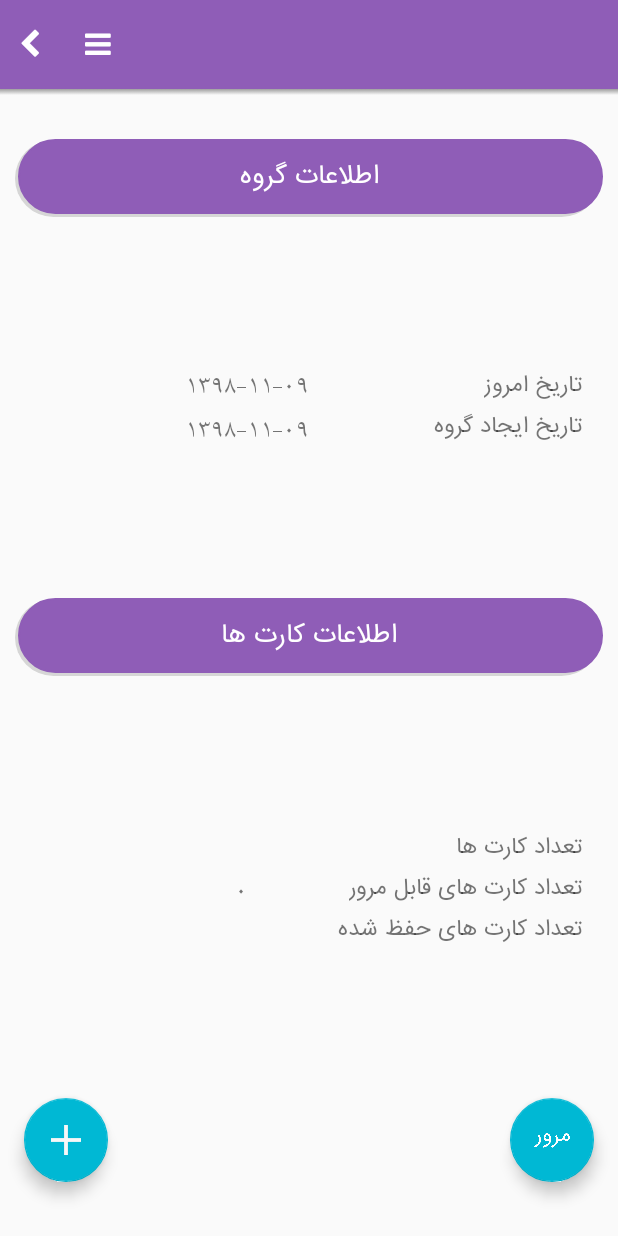
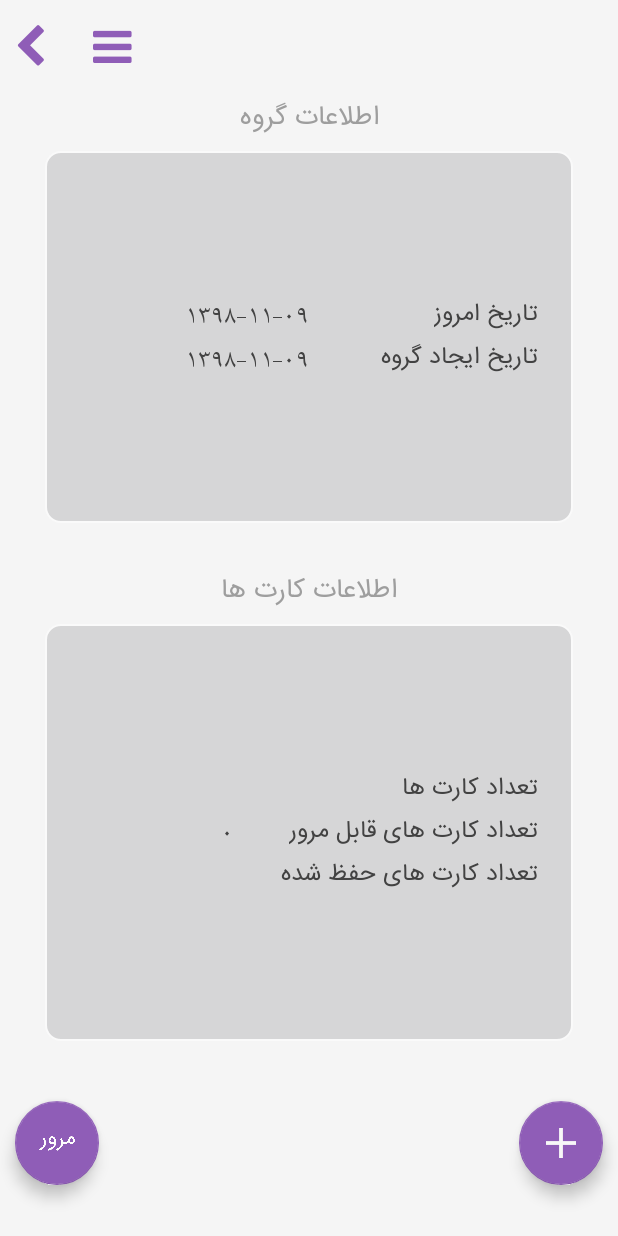
Before and after one commit to nadia-am/Android-lietnerBox, an Android app: the SelectedGroupActivity screen opened directly, with no data from a screen before it, on a phone screen of 412 x 824 dp. Run offline under Robolectric (Android 15) with nearby library versions, the phone set to English and light mode, and no system bars; libraries missing offline, so code that uses them is left out: de.greenrobot.dao; 10 statements that could not run were skipped.

Commit message:
SelectedGroupActivity design changed

```diff
--- a/app/src/main/java/com/example/nadia/lietner_box/SelectedGroupActivity.java
+++ b/app/src/main/java/com/example/nadia/lietner_box/SelectedGroupActivity.java
@@ -29,7 +29,7 @@ import com.example.nadia.lietner_box.models.card;
 import com.example.nadia.lietner_box.models.cardDao;
 import com.example.nadia.lietner_box.models.group;
 import com.example.nadia.lietner_box.models.groupDao;
-import com.getbase.floatingactionbutton.FloatingActionButton;
+import com.google.android.material.floatingactionbutton.FloatingActionButton;
 
 import java.text.DateFormat;
 import java.text.SimpleDateFormat;
--- /dev/null
+++ b/app/src/main/res/drawable/round_border_rec.xml
@@ -0,0 +1,7 @@
+<?xml version="1.0" encoding="UTF-8"?>
+<shape xmlns:android="http://schemas.android.com/apk/res/android">
+    <solid android:color="@color/white"/>
+    <stroke android:width="1dp" android:color="@color/gray90" />
+    <corners android:radius="10dp"/>
+    <padding android:left="0dp" android:top="0dp" android:right="0dp" android:bottom="0dp" />
+</shape>
--- a/app/src/main/res/layout/activity_selected_group.xml
+++ b/app/src/main/res/layout/activity_selected_group.xml
@@ -1,352 +1,287 @@
 <?xml version="1.0" encoding="utf-8"?>
 <LinearLayout xmlns:android="http://schemas.android.com/apk/res/android"
+    xmlns:app="http://schemas.android.com/apk/res-auto"
+    xmlns:tools="http://schemas.android.com/tools"
     android:layout_width="match_parent"
     android:layout_height="match_parent"
-    xmlns:app="http://schemas.android.com/apk/res-auto"
-    android:orientation="vertical"
-    android:background="#FAFAFA">
+    android:background="@color/bg_gray"
+    android:orientation="vertical">
 
     <RelativeLayout
-        android:orientation="horizontal"
+        android:id="@+id/rel_header"
         android:layout_width="match_parent"
         android:layout_height="40dp"
-        android:background="#8f5db7"
         android:layout_gravity="top"
         android:layout_weight="1"
-        android:id="@+id/rel_header">
+        android:orientation="horizontal">
 
         <TextView
+            android:id="@+id/tv_menu"
             android:layout_width="wrap_content"
             android:layout_height="wrap_content"
-            android:id="@+id/tv_menu"
-            android:textColor="#ffffff"
-            android:textStyle="bold"
-            android:textSize="20dp"
-            android:gravity="center_vertical|center_horizontal"
             android:layout_alignParentRight="true"
             android:layout_centerInParent="true"
-            android:layout_marginRight="10dp" />
+            android:layout_marginRight="10dp"
+            android:gravity="center_vertical|center_horizontal"
+            android:textColor="#ffffff"
+            android:textSize="20dp"
+            android:textStyle="bold"
+            android:visibility="invisible" />
 
         <FrameLayout
+            android:id="@+id/flBack"
             android:layout_width="40dp"
             android:layout_height="match_parent"
-            android:id="@+id/flBack"
+            android:layout_alignParentLeft="true"
             android:layout_centerInParent="true"
-            android:layout_alignParentLeft="true"
-            android:gravity="left|center_vertical|center_horizontal"
-            android:layout_marginRight="5dp">
+            android:layout_marginRight="5dp"
+            android:gravity="left|center_vertical|center_horizontal">
+
             <TextView
+                android:id="@+id/tv_db"
                 android:layout_width="wrap_content"
                 android:layout_height="wrap_content"
-                android:id="@+id/tv_db"
-                android:textSize="20dp"
-                android:textColor="#ffffff"
                 android:layout_centerInParent="true"
+                android:layout_gravity="center"
                 android:gravity="center_vertical|center|center_horizontal"
-                android:layout_gravity="center" />
+                android:textColor="@color/perple"
+                android:textSize="30sp" />
 
         </FrameLayout>
+
         <FrameLayout
+            android:id="@+id/fl_setting"
             android:layout_width="40dp"
             android:layout_height="match_parent"
-            android:id="@+id/fl_setting"
             android:layout_centerInParent="true"
-            android:gravity="center_vertical|center_horizontal"
-            android:layout_toRightOf="@+id/flBack">
+            android:layout_marginLeft="10dp"
+            android:layout_toRightOf="@+id/flBack"
+            android:gravity="center_vertical|center_horizontal">
+
             <TextView
+                android:id="@+id/tv_setting"
                 android:layout_width="wrap_content"
                 android:layout_height="wrap_content"
-                android:id="@+id/tv_setting"
+                android:layout_centerInParent="true"
+                android:layout_gravity="center"
                 android:layout_toRightOf="@+id/flBack"
-                android:textSize="20dp"
-                android:textColor="#ffffff"
-                android:layout_centerInParent="true"
                 android:gravity="center_vertical|center|center_horizontal"
-                android:layout_gravity="center" />
+                android:textColor="@color/perple"
+                android:textSize="30sp" />
         </FrameLayout>
 
     </RelativeLayout>
-    <LinearLayout
-        android:orientation="horizontal"
-        android:layout_width="fill_parent"
-        android:layout_height="4dp"
-        android:background="@drawable/gradient_reg"
-        android:layout_alignParentTop="true"
-        android:layout_alignParentLeft="true"
-        android:layout_alignParentStart="true"
-        android:id="@+id/linlayout">
 
-    </LinearLayout>
+    <TextView
+        android:id="@+id/tv_groupInfo"
+        android:layout_width="match_parent"
+        android:layout_height="wrap_content"
+        android:layout_marginBottom="5dp"
+        android:gravity="center"
+        android:textColor="@color/gray300"
+        android:textSize="18sp"
+        android:textStyle="bold"
+        tools:text="اطلاعات گروه" />
 
 
-    <RelativeLayout
+    <LinearLayout
         android:layout_width="match_parent"
         android:layout_height="wrap_content"
-        android:layout_weight="2"
-        android:layout_marginTop="10dp"
-        android:gravity="center"
-        android:layout_marginLeft="10dp"
-        android:layout_marginRight="10dp"
-        android:id="@+id/relInfoGrp">
-
-        <TextView
-            android:layout_width="match_parent"
-            android:layout_height="wrap_content"
-            android:id="@+id/tv_groupInfo"
-            android:textColor="#ffffff"
-            android:textStyle="bold"
-            android:textSize="18dp"
-            android:gravity="center"
-            android:background="@drawable/header_rec_purp" />
-    </RelativeLayout>
-    <!--LinearLayout
-        android:orientation="horizontal"
-        android:layout_width="fill_parent"
-        android:layout_height="4dp"
-        android:background="@drawable/gradient_reg"
-        android:layout_alignParentTop="true"
-        android:layout_alignParentLeft="true"
-        android:layout_alignParentStart="true"
-        android:id="@+id/linlayout2"
-        android:layout_marginLeft="10dp"
-        android:layout_marginRight="10dp">
-
-    </LinearLayout-->
-
-    <LinearLayout
-        android:orientation="horizontal"
-        android:layout_width="match_parent"
-        android:layout_height="wrap_content"
+        android:layout_marginLeft="30dp"
+        android:layout_marginRight="30dp"
+        android:layout_marginBottom="30dp"
         android:layout_weight="8"
-        android:background="#FAFAFA">
+        android:background="@drawable/round_border_rec"
+        android:orientation="horizontal">
 
         <LinearLayout
-            android:orientation="vertical"
             android:layout_width="match_parent"
             android:layout_height="match_parent"
+            android:layout_marginLeft="13dp"
             android:layout_weight="1"
-            android:background="#FAFAFA"
             android:gravity="center|right"
-            android:layout_marginLeft="13dp">
+            android:orientation="vertical">
 
             <TextView
+                android:id="@+id/tv_date1"
                 android:layout_width="wrap_content"
                 android:layout_height="wrap_content"
-                android:id="@+id/tv_date1"
-                android:textStyle="bold"
-                android:textSize="18dp" />
+                android:textColor="@color/gray600"
+                android:textSize="18sp"
+                android:textStyle="bold" />
 
             <TextView
+                android:id="@+id/tv_date2"
                 android:layout_width="wrap_content"
                 android:layout_height="wrap_content"
-                android:id="@+id/tv_date2"
-                android:textStyle="bold"
-                android:textSize="18dp" />
+                android:textColor="@color/gray600"
+                android:textSize="18sp"
+                android:textStyle="bold" />
         </LinearLayout>
 
         <LinearLayout
-            android:orientation="vertical"
             android:layout_width="match_parent"
             android:layout_height="match_parent"
+            android:layout_marginRight="13dp"
             android:layout_weight="1"
-            android:background="#FAFAFA"
             android:gravity="center|right"
-            android:layout_marginRight="13dp">
+            android:orientation="vertical">
 
             <TextView
+                android:id="@+id/tv_todayDate"
                 android:layout_width="wrap_content"
                 android:layout_height="wrap_content"
-                android:id="@+id/tv_todayDate"
-                android:textStyle="bold"
-                android:textSize="15dp"
                 android:layout_marginRight="5dp"
-                android:paddingRight="5dp"/>
+                android:paddingRight="5dp"
+                android:textColor="@color/gray600"
+                android:textSize="16sp"
+                android:textStyle="bold" />
 
             <TextView
+                android:id="@+id/tv_addGroupDate"
                 android:layout_width="wrap_content"
                 android:layout_height="wrap_content"
-                android:id="@+id/tv_addGroupDate"
-                android:textStyle="bold"
-                android:textSize="15dp"
                 android:layout_marginRight="5dp"
-                android:paddingRight="5dp"/>
+                android:paddingRight="5dp"
+                android:textColor="@color/gray600"
+                android:textSize="16sp"
+                android:textStyle="bold" />
         </LinearLayout>
 
     </LinearLayout>
 
-    <RelativeLayout
+    <TextView
+        android:id="@+id/tv_cardInfo"
         android:layout_width="match_parent"
         android:layout_height="wrap_content"
-        android:layout_weight="2"
+        android:layout_marginBottom="5dp"
         android:gravity="center"
-        android:layout_marginLeft="10dp"
-        android:layout_marginRight="10dp"
-        android:id="@+id/relInfoCard">
-
-        <TextView
-            android:layout_width="match_parent"
-            android:layout_height="wrap_content"
-            android:id="@+id/tv_cardInfo"
-            android:textColor="#ffffff"
-            android:textStyle="bold"
-            android:textSize="18dp"
-            android:background="@drawable/header_rec_purp"
-            android:gravity="center" />
-    </RelativeLayout>
-    <!--LinearLayout
-        android:orientation="horizontal"
-        android:layout_width="fill_parent"
-        android:layout_height="4dp"
-        android:background="@drawable/gradient_reg"
-        android:layout_alignParentTop="true"
-        android:layout_alignParentLeft="true"
-        android:layout_alignParentStart="true"
-        android:id="@+id/linlayout3"
-        android:layout_marginLeft="10dp"
-        android:layout_marginRight="10dp">
-
-    </LinearLayout-->
+        android:text="اطلاعات کارتها"
+        android:textColor="@color/gray300"
+        android:textSize="18sp"
+        android:textStyle="bold" />
 
     <LinearLayout
-        android:orientation="horizontal"
         android:layout_width="match_parent"
         android:layout_height="wrap_content"
+        android:layout_marginLeft="30dp"
+        android:layout_marginRight="30dp"
+        android:layout_marginBottom="30dp"
         android:layout_weight="8"
-        android:background="#FAFAFA">
+        android:background="@drawable/round_border_rec"
+        android:orientation="horizontal">
 
         <LinearLayout
-            android:orientation="vertical"
             android:layout_width="match_parent"
             android:layout_height="match_parent"
+            android:layout_marginLeft="13dp"
+            android:layout_marginRight="15dp"
             android:layout_weight="1.5"
-            android:background="#FAFAFA"
             android:gravity="center|right"
-            android:layout_marginLeft="13dp">
+            android:orientation="vertical">
 
             <TextView
+                android:id="@+id/tv_numberOfCardNum"
                 android:layout_width="wrap_content"
                 android:layout_height="wrap_content"
-                android:id="@+id/tv_numberOfCardNum"
                 android:layout_gravity="right"
-                android:textSize="18dp"
+                android:textColor="@color/gray600"
+                android:textSize="18sp"
                 android:textStyle="bold" />
 
             <TextView
+                android:id="@+id/tv_reviewCardNum"
                 android:layout_width="wrap_content"
                 android:layout_height="wrap_content"
-                android:id="@+id/tv_reviewCardNum"
                 android:layout_gravity="right"
-                android:textSize="18dp"
+                android:textColor="@color/gray600"
+                android:textSize="18sp"
                 android:textStyle="bold" />
 
             <TextView
+                android:id="@+id/tv_memorizeCardNum"
                 android:layout_width="wrap_content"
                 android:layout_height="wrap_content"
-                android:id="@+id/tv_memorizeCardNum"
                 android:layout_gravity="right"
-                android:textSize="18dp"
+                android:textColor="@color/gray600"
+                android:textSize="18sp"
                 android:textStyle="bold" />
         </LinearLayout>
 
         <LinearLayout
-            android:orientation="vertical"
             android:layout_width="match_parent"
             android:layout_height="match_parent"
+            android:layout_marginRight="13dp"
             android:layout_weight="1"
-            android:background="#FAFAFA"
             android:gravity="center|right"
-            android:layout_marginRight="13dp">
+            android:orientation="vertical">
 
             <TextView
+                android:id="@+id/tv_numberOfCard"
                 android:layout_width="wrap_content"
                 android:layout_height="wrap_content"
-                android:id="@+id/tv_numberOfCard"
                 android:layout_gravity="right"
-                android:textSize="15dp"
-                android:textStyle="bold"
+                android:layout_marginRight="5dp"
                 android:paddingRight="5dp"
-                android:layout_marginRight="5dp" />
+                android:textColor="@color/gray600"
+                android:textSize="16sp"
+                android:textStyle="bold" />
 
             <TextView
+                android:id="@+id/tv_reviwCard"
                 android:layout_width="wrap_content"
                 android:layout_height="wrap_content"
-                android:id="@+id/tv_reviwCard"
                 android:layout_gravity="right"
-                android:textSize="15dp"
-                android:textStyle="bold"
                 android:layout_marginRight="5dp"
-                android:paddingRight="5dp"/>
+                android:paddingRight="5dp"
+                android:textColor="@color/gray600"
+                android:textSize="16sp"
+                android:textStyle="bold" />
 
             <TextView
+                android:id="@+id/tv_memorizeCard"
                 android:layout_width="wrap_content"
                 android:layout_height="wrap_content"
-                android:id="@+id/tv_memorizeCard"
                 android:layout_gravity="right"
-                android:textSize="15dp"
-                android:textStyle="bold"
                 android:layout_marginRight="5dp"
-                android:paddingRight="5dp" />
+                android:paddingRight="5dp"
+                android:textColor="@color/gray600"
+                android:textSize="16sp"
+                android:textStyle="bold" />
         </LinearLayout>
     </LinearLayout>
 
     <RelativeLayout
         android:layout_width="match_parent"
         android:layout_height="wrap_content"
-        android:layout_weight="1"
-        android:background="#FAFAFA">
+        android:layout_weight="1">
 
-        <!--
-        <Button
-            android:layout_width="70dp"
-            android:layout_height="70dp"
-            android:id="@+id/btn_reviewCards"
+
+        <com.google.android.material.floatingactionbutton.FloatingActionButton
+            android:id="@+id/btn_fabrev"
+            android:layout_width="100dp"
+            android:layout_height="100dp"
+            android:layout_alignParentLeft="true"
+            android:layout_marginStart="10dp"
+            android:layout_marginTop="10dp"
+            android:layout_marginEnd="10dp"
+            android:layout_marginBottom="10dp"
             android:clickable="true"
-            android:textColor="#ffffff"
-            android:textSize="18dp"
-            android:background="@drawable/circle_shodow"
+            app:backgroundTint="@color/perple"
+            app:srcCompat="@drawable/fab_btnr" />
+
+        <com.google.android.material.floatingactionbutton.FloatingActionButton
+            android:id="@+id/btn_fab"
+            android:layout_width="100dp"
+            android:layout_height="100dp"
             android:layout_alignParentRight="true"
+            android:layout_marginStart="10dp"
+            android:layout_marginTop="10dp"
+            android:layout_marginEnd="10dp"
             android:layout_marginBottom="10dp"
-            android:layout_marginRight="15dp" />
-
-        -->
-
-        <android.support.design.widget.FloatingActionButton
-            android:id="@+id/btn_fabrev"
-            android:layout_width="wrap_content"
-            android:layout_height="wrap_content"
-            android:layout_gravity="right"
-            android:layout_margin="16dp"
-            android:src="@drawable/fab_btnr"
-            app:layout_anchorGravity="right"
-            app:backgroundTint="#00B8D4"
-            android:layout_alignParentRight="true"/>
-
-       <!--
-       <Button
-            android:layout_width="70dp"
-            android:layout_height="70dp"
-            android:id="@+id/btn_addCard"
-            android:textColor="#FAFAFA"
-            android:layout_marginLeft="15dp"
-            android:layout_marginBottom="10dp"
-            android:layout_alignParentLeft="true"
-            android:background="@drawable/circle_shodow"
             android:clickable="true"
-            android:gravity="center"
-            android:textSize="18dp" />
-            -->
-
-        <android.support.design.widget.FloatingActionButton
-            android:id="@+id/btn_fab"
-            android:layout_width="wrap_content"
-            android:layout_height="wrap_content"
-            android:layout_gravity="center"
-            android:layout_margin="16dp"
-            android:src="@drawable/fab_btn"
-            app:layout_anchorGravity="center"
-            app:backgroundTint="#00B8D4"
-            android:layout_alignParentLeft="true" />
-
+            app:backgroundTint="@color/perple"
+            app:srcCompat="@drawable/fab_btn" />
 
 
     </RelativeLayout>
--- a/app/src/main/res/values/colors.xml
+++ b/app/src/main/res/values/colors.xml
@@ -21,5 +21,6 @@
     <color name="gray400">#757575</color>
     <color name="gray500">#616161</color>
     <color name="gray600">#424242</color>
+    <color name="gray90">#FAFAFA</color>
     bg_gray
 </resources>
```
